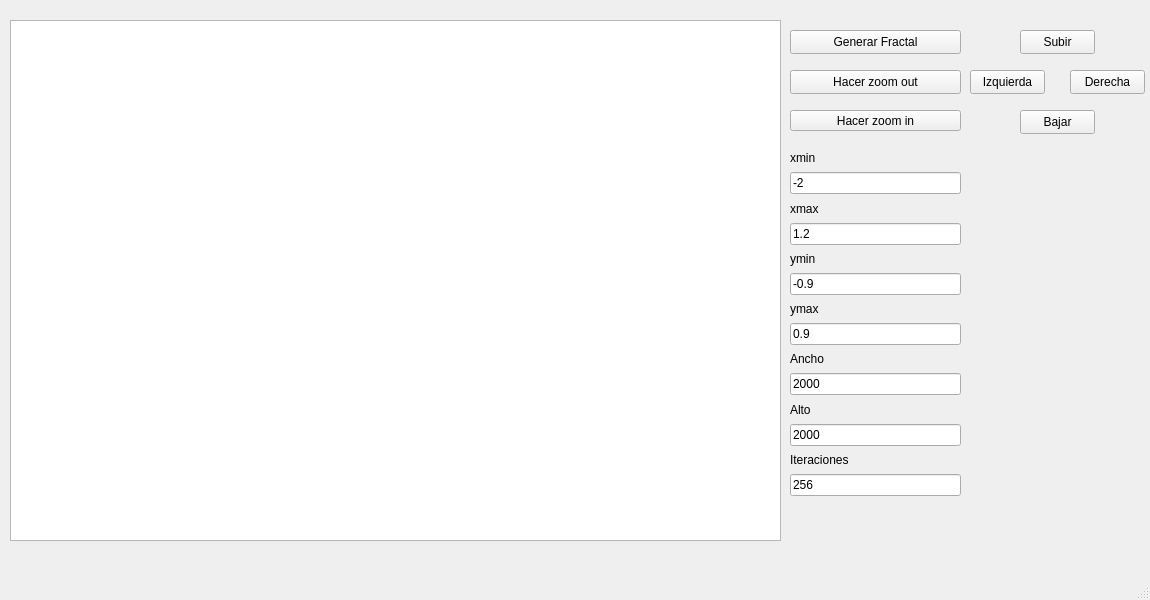
Qt form MandelbrotGUI.ui (Gonzml1/Boundary) before a commit.
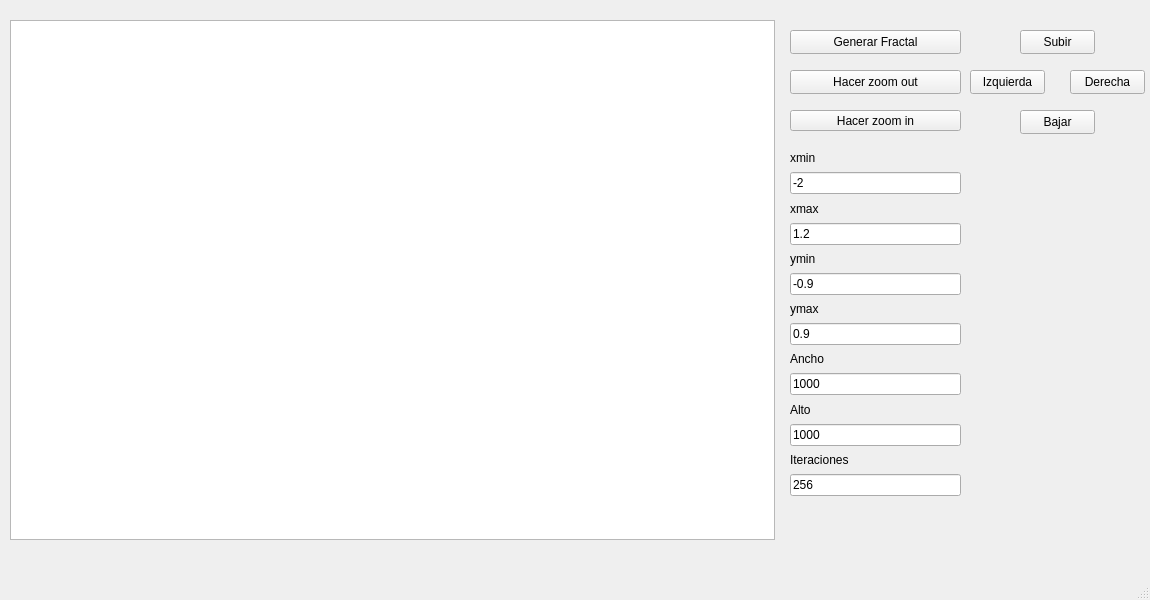
The same form after that commit. Icons and pictures are not drawn.

What changed in the file:
```diff
--- a/MandelbrotGUI.ui
+++ b/MandelbrotGUI.ui
@@ -103,7 +103,7 @@
      <item>
       <widget class="QLineEdit" name="width_entrada">
        <property name="text">
-        <string>2000</string>
+        <string>1000</string>
        </property>
       </widget>
      </item>
@@ -117,7 +117,7 @@
      <item>
       <widget class="QLineEdit" name="high_entrada">
        <property name="text">
-        <string>2000</string>
+        <string>1000</string>
        </property>
       </widget>
      </item>
@@ -142,8 +142,8 @@
      <rect>
       <x>10</x>
       <y>20</y>
-      <width>771</width>
-      <height>521</height>
+      <width>765</width>
+      <height>520</height>
      </rect>
     </property>
    </widget>
```
Left out of the diff: 4 changed lines with no effect on the pictures.
